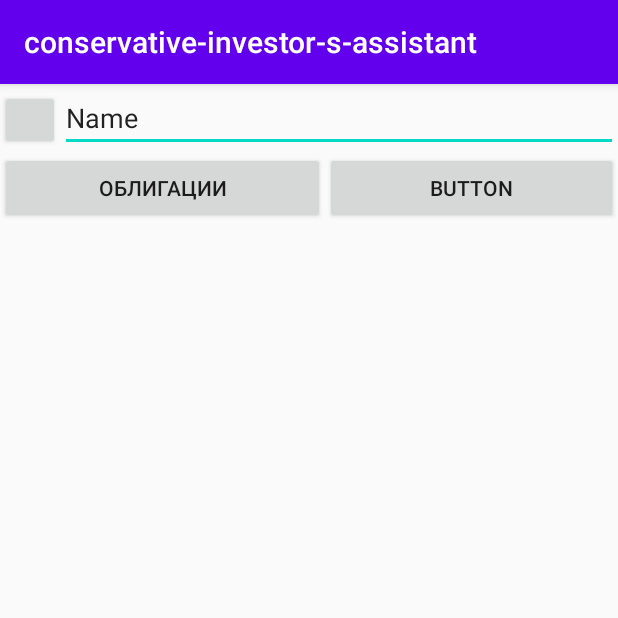
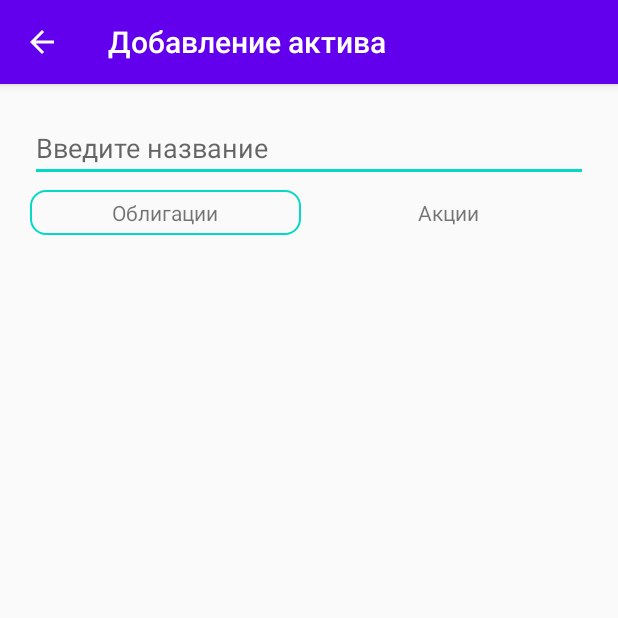
Before and after one commit to AlexanderNest/conservative-investor-s-assistant, an Android app: the AddAssetActivity screen opened directly, with no data from a screen before it, on a phone screen of 412 x 824 dp, the top half of it. Run offline under Robolectric (Android 15) with nearby library versions, the phone set to English and light mode, and no system bars.

Commit message:
Изменил дизайн добавления инструментов начал писать код по поиску информации об облигациях.

```diff
--- a/app/build.gradle
+++ b/app/build.gradle
@@ -27,8 +27,10 @@ dependencies {
     implementation 'androidx.appcompat:appcompat:1.2.0'
     implementation 'androidx.constraintlayout:constraintlayout:2.0.4'
     implementation 'com.google.android.material:material:1.1.0'
+    implementation 'org.jsoup:jsoup:1.8.1'
     testImplementation 'junit:junit:4.12'
     androidTestImplementation 'androidx.test.ext:junit:1.1.2'
     androidTestImplementation 'androidx.test.espresso:espresso-core:3.3.0'
 
+
 }
--- a/app/src/main/AndroidManifest.xml
+++ b/app/src/main/AndroidManifest.xml
@@ -1,6 +1,8 @@
 <?xml version="1.0" encoding="utf-8"?>
 <manifest xmlns:android="http://schemas.android.com/apk/res/android"
     package="com.nestapps.conservative_investor_s_assistant">
+
+    <uses-permission android:name="android.permission.INTERNET"></uses-permission>
 
     <application
         android:allowBackup="true"
--- a/app/src/main/java/com/nestapps/conservative_investor_s_assistant/AddAssetActivity.java
+++ b/app/src/main/java/com/nestapps/conservative_investor_s_assistant/AddAssetActivity.java
@@ -2,19 +2,85 @@ package com.nestapps.conservative_investor_s_assistant;
 
 import android.app.Activity;
 import android.os.Bundle;
+import android.text.Editable;
+import android.text.TextWatcher;
 import android.view.View;
+import android.widget.EditText;
+import android.widget.Toast;
 
+import androidx.appcompat.app.ActionBar;
 import androidx.appcompat.app.AppCompatActivity;
 
 public class AddAssetActivity extends AppCompatActivity {
+
+    private int checked_layout_id = R.id.obligation_layout;
+
     @Override
-    protected void onCreate(Bundle savedInstanceState) {
+    public void onCreate(Bundle savedInstanceState) {
         super.onCreate(savedInstanceState);
-        setContentView(R.layout.add_asset_layout);
+        setStartSetting();
     }
 
-    public void onReturnButtonClicked(View view){
-        finish();
+    @Override
+    public boolean onSupportNavigateUp() {
+        onBackPressed();
+        return super.onSupportNavigateUp();
     }
 
+    private void setStartSetting(){
+        //основные настройки при запуске интента
+        setContentView(R.layout.add_asset_layout);
+
+        //добавление нужных элементов в экшн бар
+        ActionBar action = getSupportActionBar();
+        action.setDisplayHomeAsUpEnabled(true);
+        action.setTitle("Добавление актива");
+
+        //добавление слушателя на edittext
+        EditText et = findViewById(R.id.searching_textbox);
+        et.addTextChangedListener(new TextWatcher() {
+
+
+            @Override
+            public void beforeTextChanged(CharSequence charSequence, int i, int i1, int i2) {
+                return;
+            }
+
+            @Override
+            public void onTextChanged(CharSequence charSequence, int i, int i1, int i2) {
+                return;
+            }
+
+            @Override
+            public void afterTextChanged(Editable editable) {
+                getName();
+            }
+        });
+    }
+
+    public void onObligationLayoutClicked(View v){
+        //меняю выбор на облигации, устанавливаю это в поле
+        checked_layout_id = v.getId();
+        View second = findViewById(R.id.stock_layout);
+        second.setBackground(null);
+        v.setBackground(getDrawable(R.drawable.checked_border));
+    }
+
+    public void onStockLayoutClicked(View v){
+        //меняю выбор на облигации, устанавливаю это в поле
+        checked_layout_id = v.getId();
+
+        View second = findViewById(R.id.obligation_layout);
+        second.setBackground(null);
+        v.setBackground(getDrawable(R.drawable.checked_border));
+
+
+        Toast toast = Toast.makeText(getApplicationContext(),
+                "В разработке", Toast.LENGTH_SHORT);
+        toast.show();
+    }
+
+    private String getName(){
+        return null;
+    }
 }
--- a/app/src/main/res/layout/add_asset_layout.xml
+++ b/app/src/main/res/layout/add_asset_layout.xml
@@ -2,6 +2,7 @@
 <RelativeLayout xmlns:android="http://schemas.android.com/apk/res/android"
     android:layout_width="match_parent"
     android:layout_height="match_parent"
+    android:padding="20dp"
    >
 
     <LinearLayout
@@ -15,39 +16,44 @@
             android:layout_height="wrap_content"
             android:orientation="horizontal">
 
-            <Button
-                android:id="@+id/button2"
-                android:layout_width="40dp"
-                android:layout_height="40dp"
-                android:onClick="onReturnButtonClicked" />
-
             <EditText
-                android:id="@+id/editTextTextPersonName2"
+                android:id="@+id/searching_textbox"
                 android:layout_width="match_parent"
                 android:layout_height="wrap_content"
                 android:ems="10"
-                android:inputType="textPersonName"
-                android:text="Name" />
+                android:hint="@string/searching_hint"
+                android:inputType="textPersonName" />
         </LinearLayout>
 
         <LinearLayout
             android:layout_width="match_parent"
             android:layout_height="match_parent"
-            android:orientation="horizontal">
+            android:orientation="horizontal"
+            android:layout_marginTop="5dp">
 
-            <Button
-                android:id="@+id/button5"
-                android:layout_width="wrap_content"
+            <TextView
+                android:id="@+id/obligation_layout"
+                android:layout_width="match_parent"
+                android:layout_height="wrap_content"
+                android:layout_marginRight="5dp"
+                android:layout_weight="1"
+                android:background="@drawable/checked_border"
+                android:gravity="center"
+                android:padding="5dp"
+                android:text="@string/obligation"
+                android:clickable="true"
+                android:onClick="onObligationLayoutClicked"/>
+
+            <TextView
+                android:id="@+id/stock_layout"
+                android:layout_width="match_parent"
                 android:layout_height="wrap_content"
                 android:layout_weight="1"
-                android:text="Облигации" />
-
-            <Button
-                android:id="@+id/button6"
-                android:layout_width="wrap_content"
-                android:layout_height="wrap_content"
-                android:layout_weight="1"
-                android:text="Button" />
+                android:gravity="center"
+                android:padding="5dp"
+                android:text="@string/stock"
+                android:clickable="true"
+                android:onClick="onStockLayoutClicked"/>
         </LinearLayout>
 
     </LinearLayout>
--- a/app/src/main/res/values/strings.xml
+++ b/app/src/main/res/values/strings.xml
@@ -1,5 +1,5 @@
 <resources>
-    <string name="app_name">conservative-investor-s-assistant</string>
+    <string name="app_name">Помощник инвестора</string>
 
     <!-- settingsLayout -->
     <string name="calc_tax">Учитывать налоги</string>
@@ -9,15 +9,21 @@
 
 
     <!-- MainLayout -->
-
     <string name="full_cost">Итого: </string>
     <string name="rub">RUB</string>
     <string name="usd">USD</string>
     <string name="start_amount">0</string>
     <string name="currency">P</string>
 
-    <!-- SettingButton -->
+    <!-- SettingButton in MainLayout -->
     <string name="open_settings">Настройки</string>
+
+
+
+    <!-- add_asset_layout -->
+    <string name="obligation">Облигации</string>
+    <string name="stock">Акции</string>
+    <string name="searching_hint">Введите название</string>
 
 
 
```
Also changed, not shown: app/src/main/java/com/nestapps/conservative_investor_s_assistant/MainActivity.java (+4 -4 lines), app/src/main/java/com/nestapps/conservative_investor_s_assistant/utils/Bonds.java (added, +106 -0 lines).
